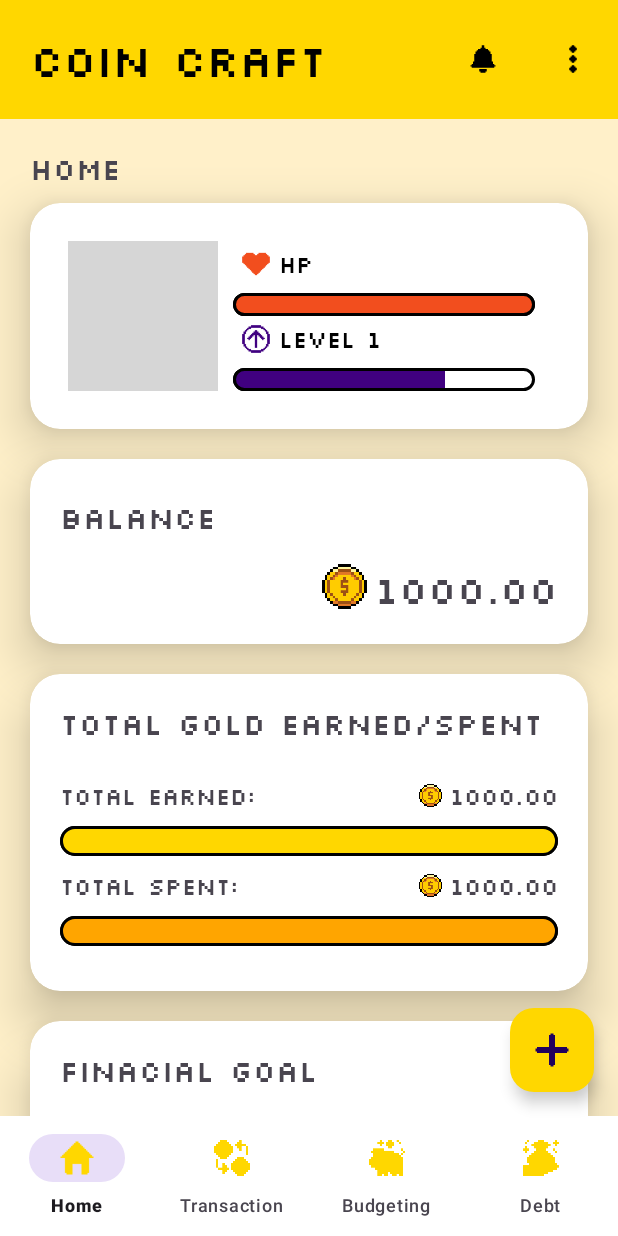
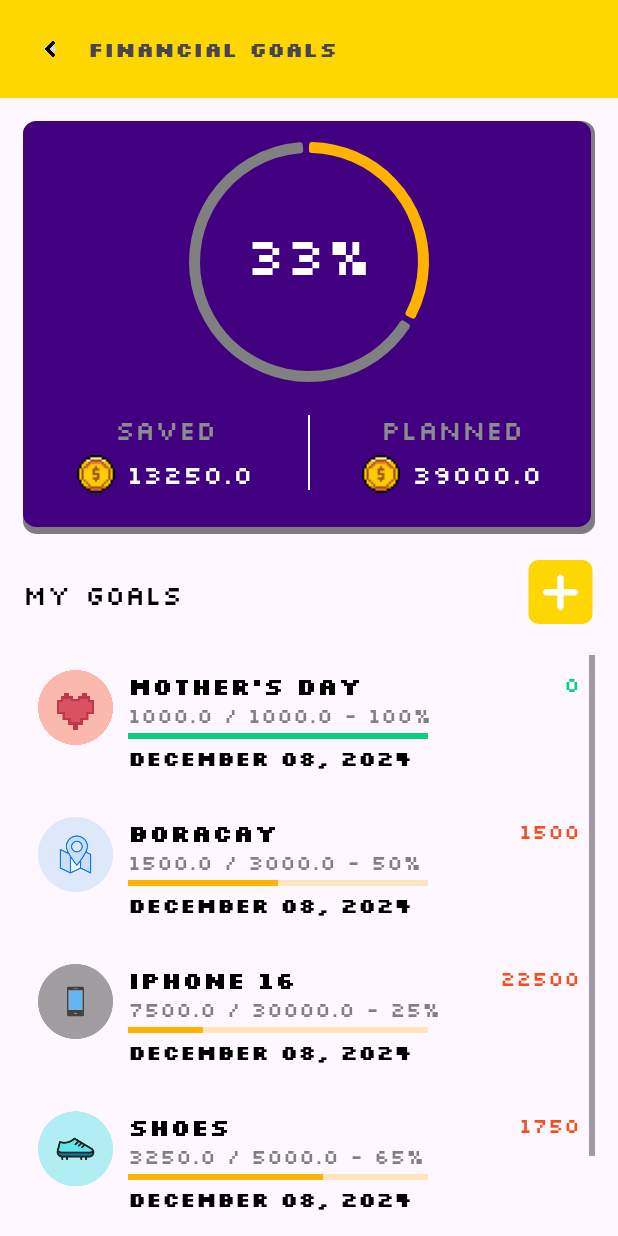
Before and after one commit to IxiaT/coin_craft, an Android app: the Home screen opened directly, with no data from a screen before it, after a tap on "Finacial Goal", on a phone screen of 412 x 824 dp. Run offline under Robolectric (Android 15) with nearby library versions, the phone set to English and light mode, and no system bars; 1 statement that could not run was skipped; grey boxes are pictures that could not be loaded.

Commit message:
chore (financial goals) : fixes

```diff
--- a/app/src/main/AndroidManifest.xml
+++ b/app/src/main/AndroidManifest.xml
@@ -35,6 +35,9 @@
         <activity android:name=".ExpenseTracker"
             android:exported="false" />
 
+        <activity android:name=".FinancialGoalsActivity"
+            android:exported="false" />
+
     </application>
 
 </manifest>
--- a/app/src/main/java/com/example/coincraft/FinancialGoalsActivity.kt
+++ b/app/src/main/java/com/example/coincraft/FinancialGoalsActivity.kt
@@ -1,5 +1,6 @@
 package com.example.coincraft
 
+import android.content.Intent
 import android.os.Bundle
 import android.text.Editable
 import android.text.TextWatcher
@@ -20,6 +21,8 @@ class FinancialGoalsActivity : AppCompatActivity(), AddGoalDialogFragment.GoalSa
     private lateinit var goalList: MutableList<Goal>
     private lateinit var savedBalanceEdit: EditText
     private lateinit var plannedBalanceEdit: EditText
+    private lateinit var backBtn: ImageButton
+    private lateinit var financialViewModel: FinancialViewModel
     private var savedBalance: Double = 0.0
     private var plannedBalance: Double = 0.0
 
@@ -36,6 +39,12 @@ class FinancialGoalsActivity : AppCompatActivity(), AddGoalDialogFragment.GoalSa
         plannedBalanceEdit = findViewById(R.id.planned_balance_edit)
         progressIndicator = findViewById(R.id.financialGoalProgress)
         progressTextView = findViewById(R.id.progressPercentage)
+        backBtn = findViewById(R.id.backbtn)
+
+        backBtn.setOnClickListener {
+            val homeAct = Intent(this, Home::class.java)
+            startActivity(homeAct)
+        }
 
         // Set the click listener for the Add Goal button
         addGoalBtn.setOnClickListener {
--- a/app/src/main/java/com/example/coincraft/Home.kt
+++ b/app/src/main/java/com/example/coincraft/Home.kt
@@ -121,8 +121,8 @@ class Home : AppCompatActivity() {
         }
 
         finacialCard.setOnClickListener{
-//            val fin = Intent(this@Home, )
-//            startActivity(fin)
+            val financialg = Intent(this@Home, FinancialGoalsActivity::class.java)
+            startActivity(financialg)
         }
 
         ViewCompat.setOnApplyWindowInsetsListener(findViewById(R.id.main)) { v, insets ->
```
